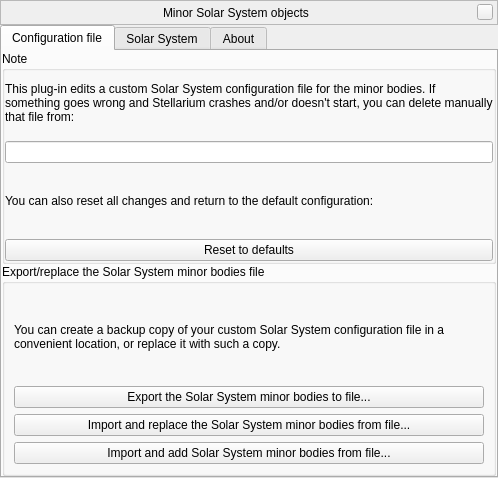
Above: plugins/SolarSystemEditor/src/gui/solarSystemManagerWindow.ui from 519984307/stellarium_src before the change. Below: the same form after it.
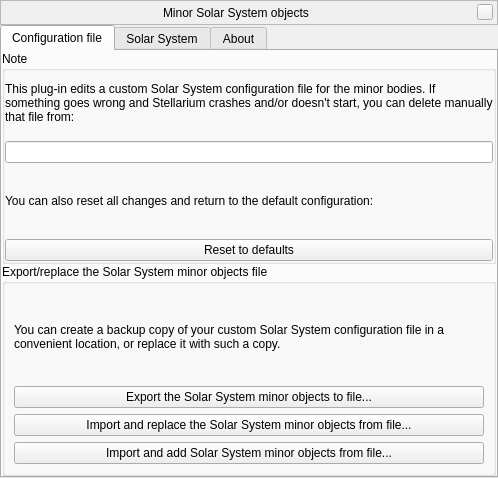
That is the form after the change. Custom widgets are drawn as their Qt base class.

Commit message: Improve to strings consistency for Solar System Editor plug-in

The edit to the form file:
```diff
--- a/plugins/SolarSystemEditor/src/gui/solarSystemManagerWindow.ui
+++ b/plugins/SolarSystemEditor/src/gui/solarSystemManagerWindow.ui
@@ -212,7 +212,7 @@
        <item>
         <widget class="QGroupBox" name="groupBoxSystemFile">
          <property name="title">
-          <string>Export/replace the Solar System minor bodies file</string>
+          <string>Export/replace the Solar System minor objects file</string>
          </property>
          <layout class="QVBoxLayout" name="verticalLayoutImportExport">
           <item>
@@ -228,21 +228,21 @@
           <item>
            <widget class="QPushButton" name="pushButtonCopyFile">
             <property name="text">
-             <string>Export the Solar System minor bodies to file...</string>
+             <string>Export the Solar System minor objects to file...</string>
             </property>
            </widget>
           </item>
           <item>
            <widget class="QPushButton" name="pushButtonReplaceFile">
             <property name="text">
-             <string>Import and replace the Solar System minor bodies from file...</string>
+             <string>Import and replace the Solar System minor objects from file...</string>
             </property>
            </widget>
           </item>
           <item>
            <widget class="QPushButton" name="pushButtonAddFile">
             <property name="text">
-             <string>Import and add Solar System minor bodies from file...</string>
+             <string>Import and add Solar System minor objects from file...</string>
             </property>
            </widget>
           </item>
```
